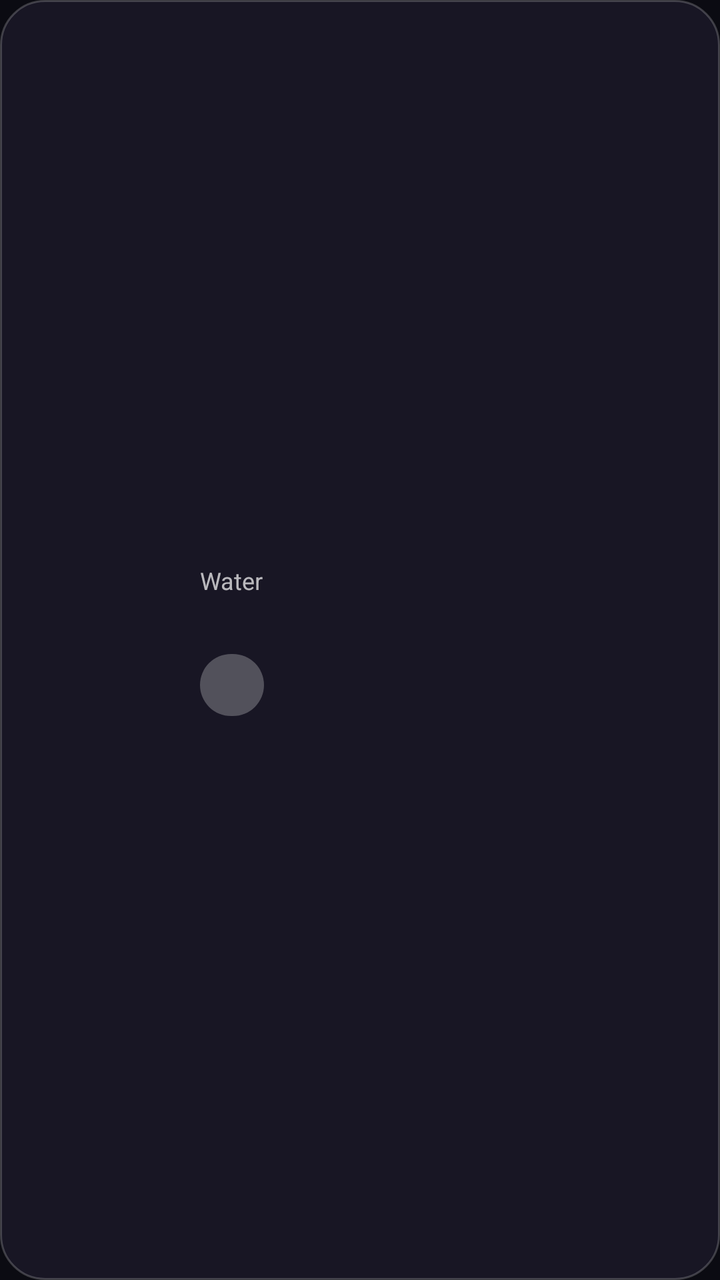
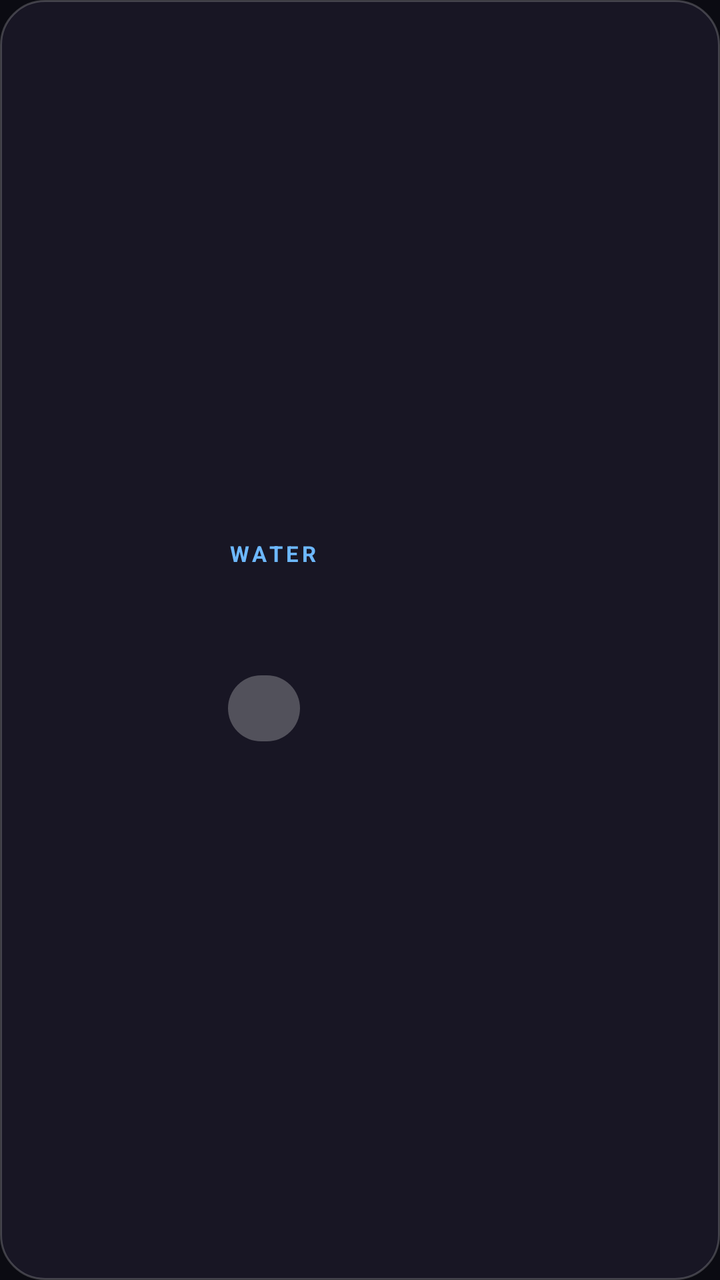

Compare the two renders of this Android layout. The source of the first and the diff that turns it into the second are given below.
<!-- AndroidManifest.xml: application theme Theme.MyView -->
<!-- res/layout/widget_water.xml -->
<?xml version="1.0" encoding="utf-8"?>
<LinearLayout xmlns:android="http://schemas.android.com/apk/res/android"
    android:id="@+id/w_root"
    android:layout_width="match_parent"
    android:layout_height="match_parent"
    android:background="@drawable/widget_bg"
    android:gravity="center_vertical"
    android:orientation="horizontal"
    android:padding="12dp">

    <FrameLayout
        android:layout_width="76dp"
        android:layout_height="76dp">

        <ImageView
            android:id="@+id/w_ring"
            android:layout_width="match_parent"
            android:layout_height="match_parent"
            android:contentDescription="Water progress"
            android:scaleType="fitCenter" />

        <TextView
            android:id="@+id/w_percent"
            android:layout_width="match_parent"
            android:layout_height="match_parent"
            android:gravity="center"
            android:textColor="#FFFFFFFF"
            android:textSize="15sp"
            android:textStyle="bold" />
    </FrameLayout>

    <LinearLayout
        android:layout_width="0dp"
        android:layout_height="wrap_content"
        android:layout_marginStart="12dp"
        android:layout_weight="1"
        android:orientation="vertical">

        <TextView
            android:layout_width="wrap_content"
            android:layout_height="wrap_content"
            android:text="Water"
            android:textColor="#B3FFFFFF"
            android:textSize="12sp" />

        <TextView
            android:id="@+id/w_amount"
            android:layout_width="wrap_content"
            android:layout_height="wrap_content"
            android:ellipsize="end"
            android:maxLines="1"
            android:textColor="#FFFFFFFF"
            android:textSize="17sp"
            android:textStyle="bold" />

        <TextView
            android:id="@+id/w_add"
            android:layout_width="wrap_content"
            android:layout_height="wrap_content"
            android:layout_marginTop="6dp"
            android:background="@drawable/widget_pill"
            android:paddingStart="16dp"
            android:paddingTop="6dp"
            android:paddingEnd="16dp"
            android:paddingBottom="6dp"
            android:textColor="#FFFFFFFF"
            android:textSize="14sp"
            android:textStyle="bold" />
    </LinearLayout>
</LinearLayout>
<!-- resources referenced by this layout -->
<resources>
  <!-- drawable widget_bg (drawable) -->
  <?xml version="1.0" encoding="utf-8"?>
  <shape xmlns:android="http://schemas.android.com/apk/res/android" android:shape="rectangle">
      <solid android:color="#E61A1826" />
      <corners android:radius="22dp" />
      <stroke android:width="1dp" android:color="#33FFFFFF" />
  </shape>
  <!-- drawable widget_pill (drawable) -->
  <?xml version="1.0" encoding="utf-8"?>
  <shape xmlns:android="http://schemas.android.com/apk/res/android" android:shape="rectangle">
      <solid android:color="#40FFFFFF" />
      <corners android:radius="20dp" />
  </shape>
  <style name="Theme.MyView" parent="android:Theme.Material.NoActionBar">
          <item name="android:windowBackground">@color/mv_background</item>
          <item name="android:statusBarColor">@android:color/transparent</item>
          <item name="android:navigationBarColor">@android:color/transparent</item>
      </style>
  <color name="mv_background">#FF0B0B12</color>
</resources>

<!-- the commit's change to res/layout/widget_water.xml (unified diff, before → after) -->
@@ -6,11 +6,11 @@
     android:background="@drawable/widget_bg"
     android:gravity="center_vertical"
     android:orientation="horizontal"
-    android:padding="12dp">
+    android:padding="14dp">
 
     <FrameLayout
-        android:layout_width="76dp"
-        android:layout_height="76dp">
+        android:layout_width="86dp"
+        android:layout_height="86dp">
 
         <ImageView
             android:id="@+id/w_ring"
@@ -25,23 +25,25 @@
             android:layout_height="match_parent"
             android:gravity="center"
             android:textColor="#FFFFFFFF"
-            android:textSize="15sp"
+            android:textSize="17sp"
             android:textStyle="bold" />
     </FrameLayout>
 
     <LinearLayout
         android:layout_width="0dp"
         android:layout_height="wrap_content"
-        android:layout_marginStart="12dp"
+        android:layout_marginStart="14dp"
         android:layout_weight="1"
         android:orientation="vertical">
 
         <TextView
             android:layout_width="wrap_content"
             android:layout_height="wrap_content"
-            android:text="Water"
-            android:textColor="#B3FFFFFF"
-            android:textSize="12sp" />
+            android:letterSpacing="0.16"
+            android:text="WATER"
+            android:textColor="#FF6DB8FF"
+            android:textSize="11sp"
+            android:textStyle="bold" />
 
         <TextView
             android:id="@+id/w_amount"
@@ -50,19 +52,28 @@
             android:ellipsize="end"
             android:maxLines="1"
             android:textColor="#FFFFFFFF"
-            android:textSize="17sp"
+            android:textSize="22sp"
             android:textStyle="bold" />
+
+        <TextView
+            android:id="@+id/w_left"
+            android:layout_width="wrap_content"
+            android:layout_height="wrap_content"
+            android:ellipsize="end"
+            android:maxLines="1"
+            android:textColor="#B3FFFFFF"
+            android:textSize="12sp" />
 
         <TextView
             android:id="@+id/w_add"
             android:layout_width="wrap_content"
             android:layout_height="wrap_content"
-            android:layout_marginTop="6dp"
+            android:layout_marginTop="8dp"
             android:background="@drawable/widget_pill"
-            android:paddingStart="16dp"
-            android:paddingTop="6dp"
-            android:paddingEnd="16dp"
-            android:paddingBottom="6dp"
+            android:paddingStart="18dp"
+            android:paddingTop="7dp"
+            android:paddingEnd="18dp"
+            android:paddingBottom="7dp"
             android:textColor="#FFFFFFFF"
             android:textSize="14sp"
             android:textStyle="bold" />
